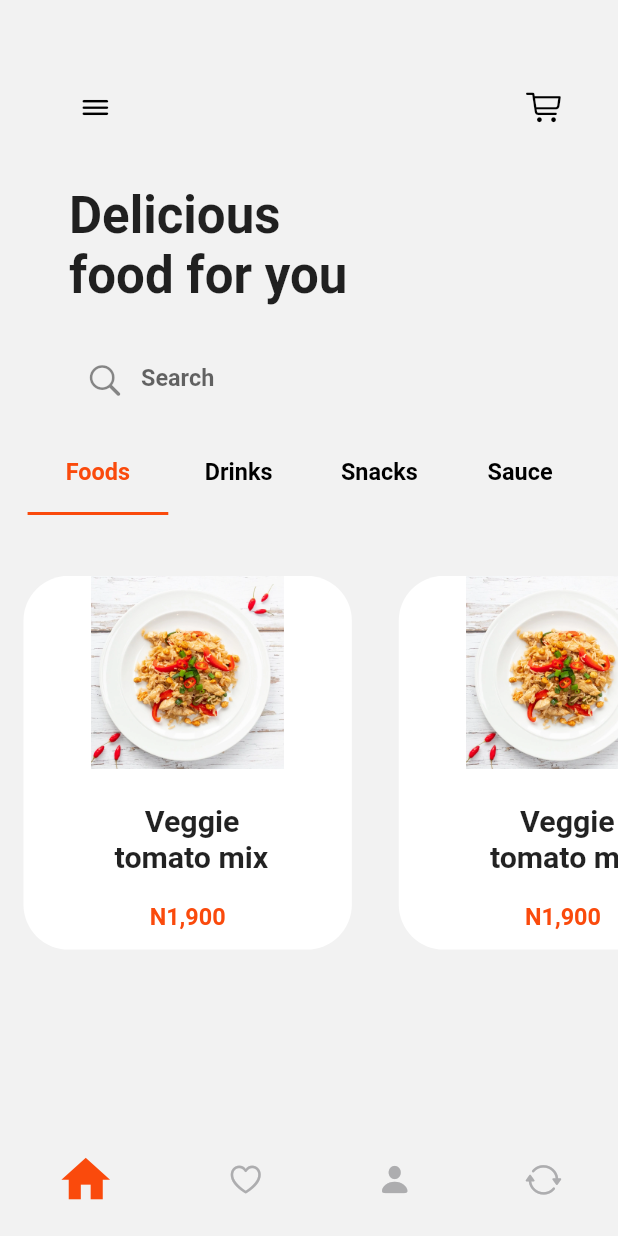
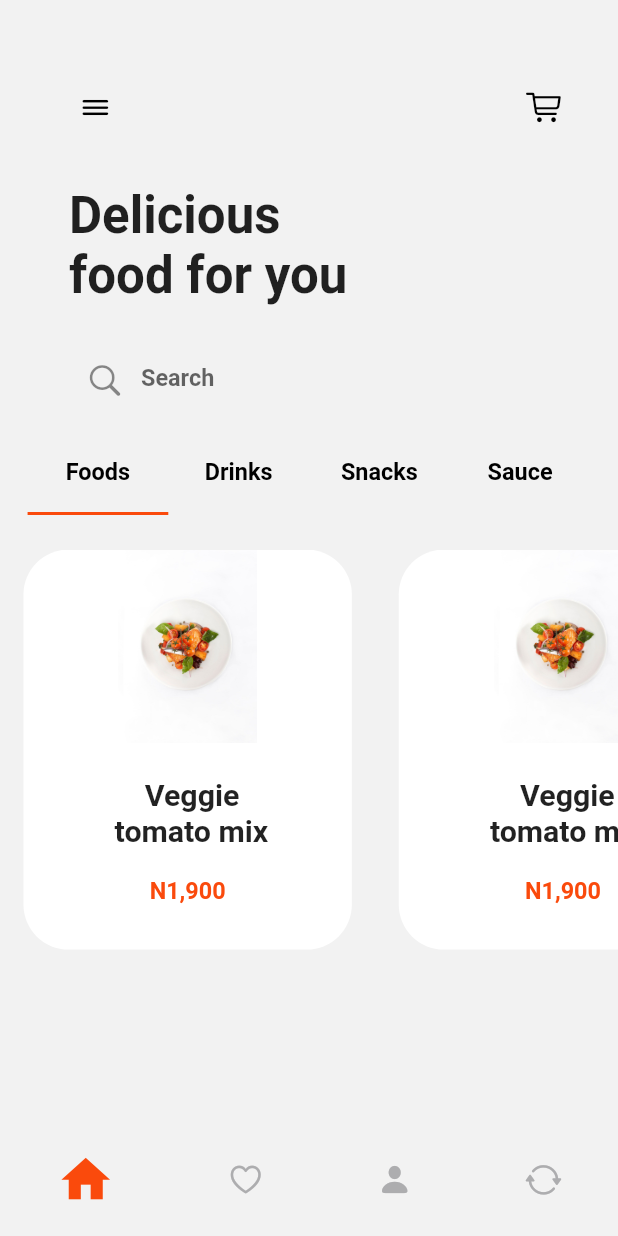
Before and after one commit to MohammadMobasher/food_for_everyone, a Flutter app: the Home screen opened by its route, on a phone screen of 412 x 824 dp. Run offline on Flutter 3.47's test engine with Material 2 defaults, Android fonts, the light colour scheme and no system bars; our stand-ins replace flutter_screenutil, get.

Commit message:
working on home page

```diff
--- a/lib/pages/home/home.dart
+++ b/lib/pages/home/home.dart
@@ -80,6 +80,7 @@ class Home extends StatelessWidget {
               ),
               TabBar(
                 indicatorColor: const Color(0xFFFA4A0C),
+                labelColor: const Color(0xFFFA4A0C),
                 padding: EdgeInsets.symmetric(horizontal: 20.sp),
                 labelPadding: EdgeInsets.symmetric(vertical: 20.sp),
                 tabs: [
@@ -88,7 +89,7 @@ class Home extends StatelessWidget {
                     style: TextStyle(
                       fontSize: 17.sp,
                       fontWeight: FontWeight.bold,
-                      color: const Color(0xFFFA4A0C),
+                      color: Colors.black,
                     ),
                   ),
                   Text(
@@ -120,7 +121,7 @@ class Home extends StatelessWidget {
               SizedBox(
                 height: 355.h,
                 child: Padding(
-                  padding: EdgeInsets.only(top: 44.sp, bottom: 40.sp),
+                  padding: EdgeInsets.only(top: 25.sp, bottom: 40.sp),
                   child: TabBarView(
                     children: [
                       ListView(
@@ -140,7 +141,7 @@ class Home extends StatelessWidget {
                               child: Column(
                                 children: [
                                   Image.asset(
-                                    "assets/images/food1.png",
+                                    "assets/images/food2.png",
                                     width: 140.w,
                                     height: 140.h,
                                   ),
@@ -183,7 +184,7 @@ class Home extends StatelessWidget {
                               child: Column(
                                 children: [
                                   Image.asset(
-                                    "assets/images/food1.png",
+                                    "assets/images/food2.png",
                                     width: 140.w,
                                     height: 140.h,
                                   ),
@@ -226,7 +227,7 @@ class Home extends StatelessWidget {
                               child: Column(
                                 children: [
                                   Image.asset(
-                                    "assets/images/food1.png",
+                                    "assets/images/food2.png",
                                     width: 140.w,
                                     height: 140.h,
                                   ),
@@ -269,7 +270,7 @@ class Home extends StatelessWidget {
                               child: Column(
                                 children: [
                                   Image.asset(
-                                    "assets/images/food1.png",
+                                    "assets/images/food2.png",
                                     width: 140.w,
                                     height: 140.h,
                                   ),
@@ -312,7 +313,7 @@ class Home extends StatelessWidget {
                               child: Column(
                                 children: [
                                   Image.asset(
-                                    "assets/images/food1.png",
+                                    "assets/images/food2.png",
                                     width: 140.w,
                                     height: 140.h,
                                   ),
```
